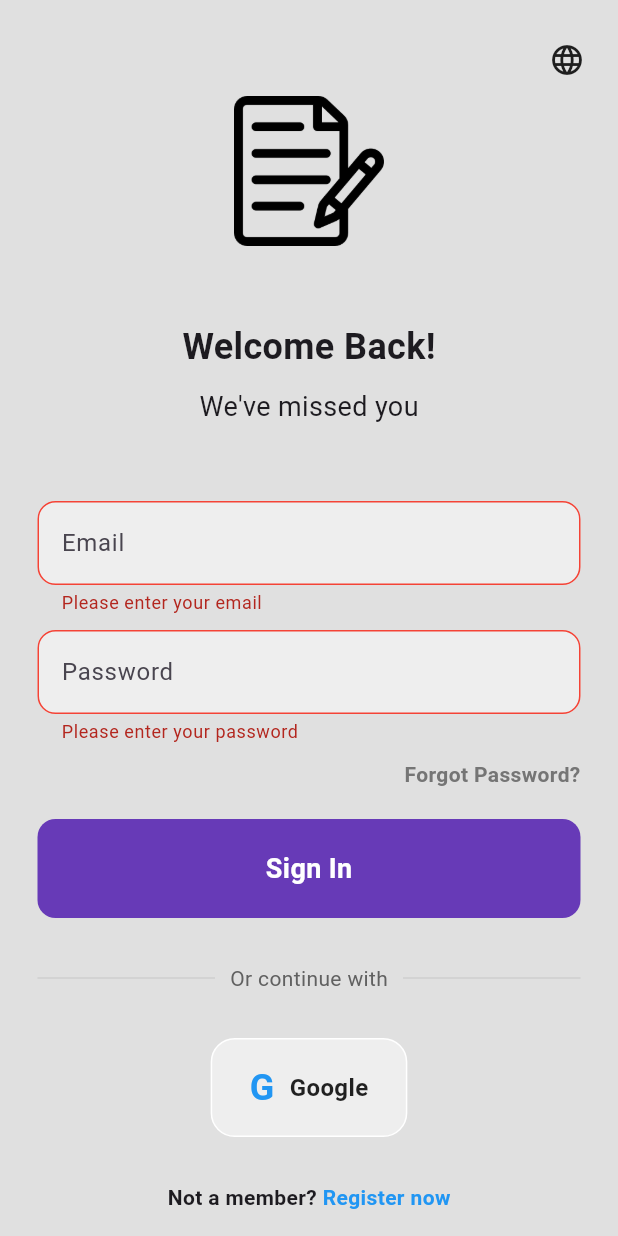
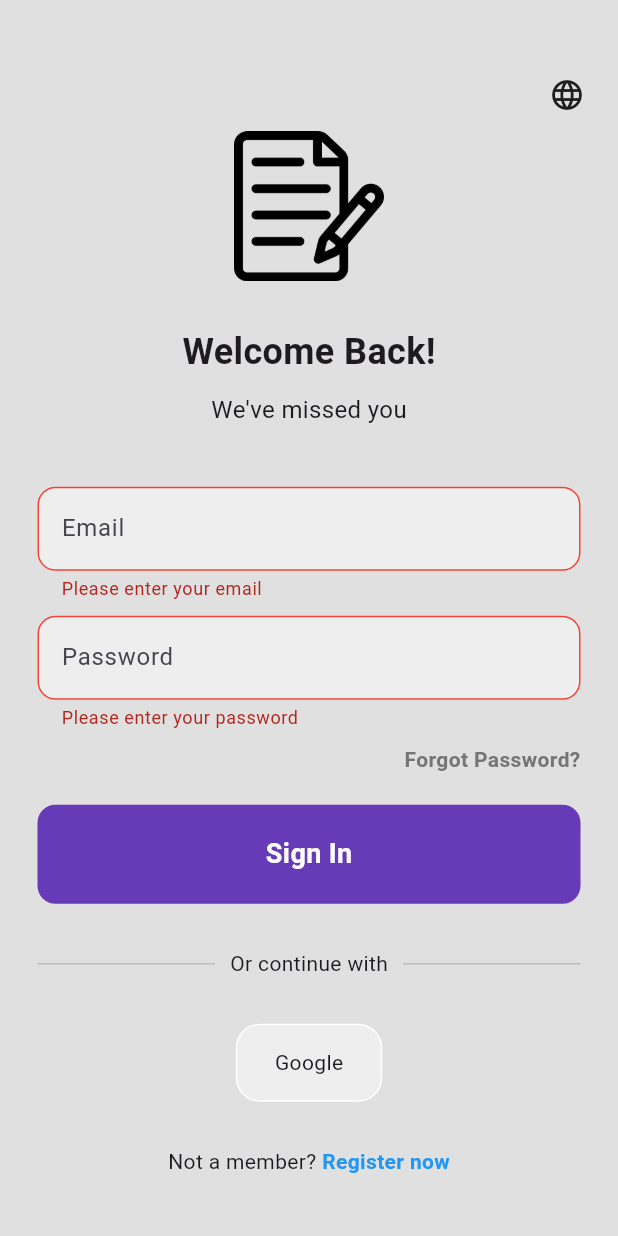
Before and after one commit to MohamedFares09/Firebase-Advanced, a Flutter app: the screen it shows after launch, after a tap on "Sign In", on a phone screen of 412 x 824 dp. Run offline on Flutter 3.47's test engine with Material 3 defaults, Android fonts, the phone set to English and light mode, and no system bars; our stand-ins replace cloud_firestore, firebase_auth, firebase_core, fluttertoast; accounts and stored records are empty.

Commit message:
edit in login page

```diff
--- a/lib/auth/login_page.dart
+++ b/lib/auth/login_page.dart
@@ -20,20 +20,55 @@ class _LoginPageState extends State<LoginPage> {
   final _emailController = TextEditingController();
   final _passwordController = TextEditingController();
   final _formKey = GlobalKey<FormState>();
+  bool isLoading = false;
 
+  // ================== LOGIN ==================
+  Future<void> _login() async {
+    final l10n = AppLocalizations.of(context)!;
+
+    if (!_formKey.currentState!.validate()) return;
+
+    setState(() => isLoading = true);
+
+    final error = await AuthController().signIn(
+      _emailController.text.trim(),
+      _passwordController.text.trim(),
+    );
+
+    if (!mounted) return;
+
+    setState(() => isLoading = false);
+
+    if (error == null) {
+      Navigator.pushReplacement(
+        context,
+        MaterialPageRoute(builder: (_) => const HomePage()),
+      );
+    } else {
+      Fluttertoast.showToast(
+        msg: error,
+        backgroundColor: Colors.red,
+        textColor: Colors.white,
+      );
+    }
+  }
+
+  // ================== FORGOT PASSWORD ==================
   Future<void> _forgotPassword() async {
     final l10n = AppLocalizations.of(context)!;
     final email = _emailController.text.trim();
+
     if (email.isEmpty) {
       Fluttertoast.showToast(
         msg: l10n.resetPasswordEmailEmpty,
         backgroundColor: Colors.white,
         textColor: Colors.red,
-        timeInSecForIosWeb: 5,
       );
       return;
     }
+
     final error = await AuthController().forgetPassword(email);
+
     if (error == null) {
       Fluttertoast.showToast(
         msg: l10n.resetPasswordSuccess,
@@ -49,6 +84,7 @@ class _LoginPageState extends State<LoginPage> {
     }
   }
 
+  // ================== UI ==================
   @override
   Widget build(BuildContext context) {
     final l10n = AppLocalizations.of(context)!;
@@ -56,50 +92,49 @@ class _LoginPageState extends State<LoginPage> {
     return Scaffold(
       backgroundColor: Colors.grey[300],
       body: SafeArea(
-        child: Center(
+        child: Stack(
+          children: [
+            Center(
               child: SingleChildScrollView(
                 child: Form(
                   key: _formKey,
-              autovalidateMode: AutovalidateMode.onUserInteraction,
                   child: Column(
-                mainAxisAlignment: MainAxisAlignment.center,
                     children: [
+                      // 🌍 Language Switch
                       Row(
                         mainAxisAlignment: MainAxisAlignment.end,
                         children: [
                           PopupMenuButton<String>(
                             icon: const Icon(Icons.language),
-                        onSelected: (String languageCode) {
-                          MyApp.setLocale(context, Locale(languageCode, ''));
+                            onSelected: (lang) {
+                              MyApp.setLocale(context, Locale(lang));
                             },
-                        itemBuilder: (BuildContext context) => <PopupMenuEntry<String>>[
-                          const PopupMenuItem<String>(
-                            value: 'ar',
-                            child: Text('العربية'),
-                          ),
-                          const PopupMenuItem<String>(
-                            value: 'en',
-                            child: Text('English'),
-                          ),
+                            itemBuilder: (_) => const [
+                              PopupMenuItem(value: 'ar', child: Text('العربية')),
+                              PopupMenuItem(value: 'en', child: Text('English')),
                             ],
                           ),
                           const SizedBox(width: 10),
                         ],
                       ),
                       Image.asset('assets/notes.png', height: 100),
-                  const SizedBox(height: 50),
+                      const SizedBox(height: 30),
                       Text(
                         l10n.welcomeBack,
                         style: const TextStyle(
+                          fontSize: 24,
                           fontWeight: FontWeight.bold,
-                      fontSize: 24,
                         ),
                       ),
                       const SizedBox(height: 10),
-                  Text(l10n.weMissedYou, style: const TextStyle(fontSize: 18)),
-                  const SizedBox(height: 50),
+                      Text(
+                        l10n.weMissedYou,
+                        style: const TextStyle(fontSize: 16),
+                      ),
+                      const SizedBox(height: 40),
+                      // Email
                       Padding(
-                    padding: const EdgeInsets.symmetric(horizontal: 25.0),
+                        padding: const EdgeInsets.symmetric(horizontal: 25),
                         child: CustomTextField(
                           controller: _emailController,
                           hintText: l10n.emailHint,
@@ -107,13 +142,15 @@ class _LoginPageState extends State<LoginPage> {
                             if (value == null || value.isEmpty) {
                               return l10n.emailEmptyError;
                             }
+                            if (!value.contains('@')) return "Invalid email";
                             return null;
                           },
                         ),
                       ),
                       const SizedBox(height: 10),
+                      // Password
                       Padding(
-                    padding: const EdgeInsets.symmetric(horizontal: 25.0),
+                        padding: const EdgeInsets.symmetric(horizontal: 25),
                         child: CustomTextField(
                           controller: _passwordController,
                           hintText: l10n.passwordHint,
@@ -122,13 +159,15 @@ class _LoginPageState extends State<LoginPage> {
                             if (value == null || value.isEmpty) {
                               return l10n.passwordEmptyError;
                             }
+                            if (value.length < 6) return "Password too short";
                             return null;
                           },
                         ),
                       ),
                       const SizedBox(height: 10),
+                      // Forgot password
                       Padding(
-                    padding: const EdgeInsets.symmetric(horizontal: 25.0),
+                        padding: const EdgeInsets.symmetric(horizontal: 25),
                         child: Row(
                           mainAxisAlignment: MainAxisAlignment.end,
                           children: [
@@ -146,118 +185,54 @@ class _LoginPageState extends State<LoginPage> {
                         ),
                       ),
                       const SizedBox(height: 20),
+                      // Login Button
                       Padding(
-                    padding: const EdgeInsets.symmetric(horizontal: 25.0),
+                        padding: const EdgeInsets.symmetric(horizontal: 25),
                         child: CustomButton(
-                      onTap: () async {
-                        if (_formKey.currentState!.validate()) {
-                          final error = await AuthController().signIn(
-                            _emailController.text,
-                            _passwordController.text,
-                          );
-
-                          if (context.mounted) {
-                            if (error == null) {
-                              Navigator.pushReplacement(
-                                context,
-                                MaterialPageRoute(
-                                  builder: (context) => const HomePage(),
-                                ),
-                              );
-                            } else {
-                              Fluttertoast.showToast(
-                                msg: error,
-                                backgroundColor: Colors.red,
-                                textColor: Colors.white,
-                              );
-                            }
-                          }
-                        }
-                      },
+                          onTap: isLoading ? () {} : _login,
                           text: l10n.signInButton,
                         ),
                       ),
                       const SizedBox(height: 30),
+                      // OR Divider
                       Padding(
-                    padding: const EdgeInsets.symmetric(horizontal: 25.0),
+                        padding: const EdgeInsets.symmetric(horizontal: 25),
                         child: Row(
                           children: [
-                        Expanded(
-                          child: Divider(
-                            thickness: 0.5,
-                            color: Colors.grey[400],
+                            Expanded(child: Divider(color: Colors.grey[400])),
+                            Padding(
+                              padding:
+                                  const EdgeInsets.symmetric(horizontal: 10),
+                              child: Text(l10n.orContinueWith),
                             ),
-                        ),
-                        Padding(
-                          padding: const EdgeInsets.symmetric(horizontal: 10.0),
-                          child: Text(
-                            l10n.orContinueWith,
-                            style: TextStyle(color: Colors.grey[700]),
-                          ),
-                        ),
-                        Expanded(
-                          child: Divider(
-                            thickness: 0.5,
-                            color: Colors.grey[400],
-                          ),
-                        ),
+                            Expanded(child: Divider(color: Colors.grey[400])),
                           ],
                         ),
                       ),
                       const SizedBox(height: 30),
-                  GestureDetector(
-                    onTap: () {},
-                    child: Row(
-                      mainAxisAlignment: MainAxisAlignment.center,
-                      children: [
+                      // Google Button placeholder
                       SquareTile(
                         onTap: () {},
-                          child: Row(
-                            mainAxisSize: MainAxisSize.min,
-                            children: [
-                              Text(
-                                'G',
-                                style: TextStyle(
-                                  color: Colors.blue,
-                                  fontWeight: FontWeight.bold,
-                                  fontSize: 24,
-                                ),
-                              ),
-                              SizedBox(width: 10),
-                              Text(
-                                l10n.googleButton,
-                                style: TextStyle(
-                                  color: Colors.black87,
-                                  fontWeight: FontWeight.bold,
-                                  fontSize: 16,
-                                ),
-                              ),
-                            ],
-                          ),
-                        ),
-                      ],
-                    ),
+                        child: Text(l10n.googleButton),
                       ),
                       const SizedBox(height: 30),
+                      // Register
                       Row(
                         mainAxisAlignment: MainAxisAlignment.center,
                         children: [
-                      Text(
-                        l10n.notAMember,
-                        style: const TextStyle(fontWeight: FontWeight.bold),
-                      ),
+                          Text(l10n.notAMember),
                           GestureDetector(
                             onTap: () {
                               Navigator.push(
                                 context,
                                 MaterialPageRoute(
-                              builder: (context) => const RegisterPage(),
+                                  builder: (_) => const RegisterPage(),
                                 ),
                               );
                             },
-                        child: Text(
-                          l10n.registerNow,
-                          style: const TextStyle(
+                            child: const Text(
+                              " Register now",
+                              style: TextStyle(
                                 color: Colors.blue,
                                 fontWeight: FontWeight.bold,
                               ),
@@ -270,6 +245,13 @@ class _LoginPageState extends State<LoginPage> {
                 ),
               ),
             ),
+            if (isLoading)
+              Container(
+                color: Colors.black.withOpacity(0.3),
+                child: const Center(child: CircularProgressIndicator()),
+              ),
+          ],
+        ),
       ),
     );
   }
```
Lines whose indentation alone changed are shown as unchanged.
